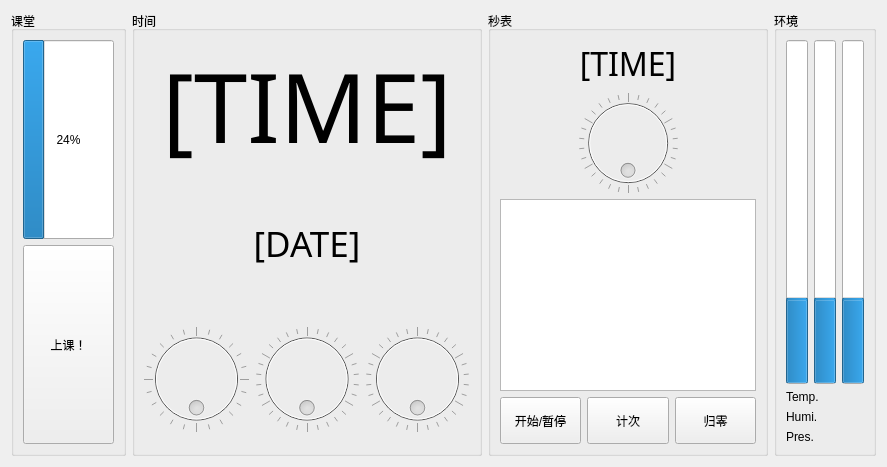
Above: mainWindow.ui from aaaaPotato/TheWonderfulClock before the change. Below: the same form after it.
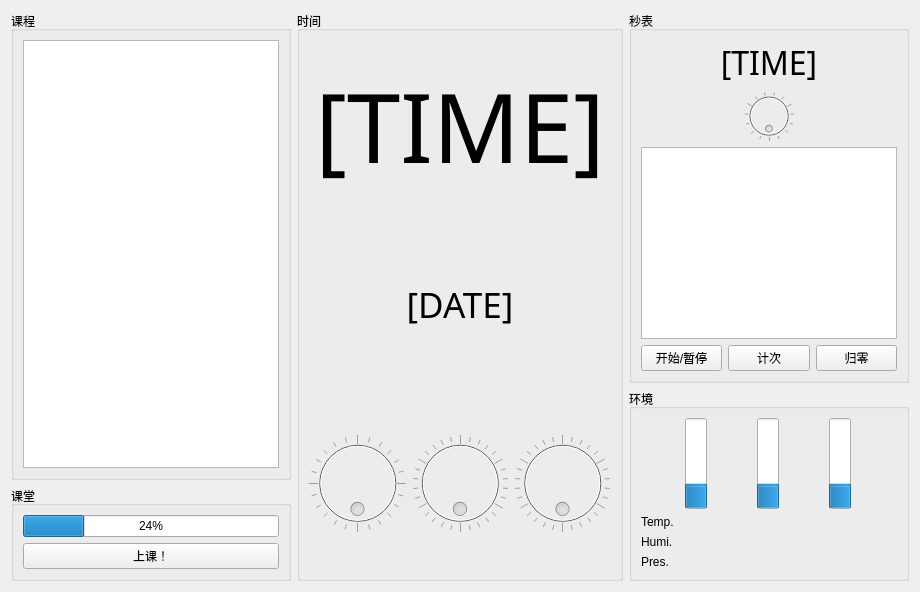
That is the form after the change.

Commit message: 改布局4

Diff of the .ui file:
```diff
--- a/mainWindow.ui
+++ b/mainWindow.ui
@@ -9,8 +9,8 @@
    <rect>
     <x>0</x>
     <y>0</y>
-    <width>887</width>
-    <height>467</height>
+    <width>920</width>
+    <height>582</height>
    </rect>
   </property>
   <property name="sizePolicy">
@@ -27,9 +27,55 @@
   </property>
   <layout class="QHBoxLayout" name="horizontalLayout_3">
    <item>
+    <layout class="QVBoxLayout" name="verticalLayout_6">
+     <item>
+      <widget class="QGroupBox" name="classesGB">
+       <property name="sizePolicy">
+        <sizepolicy hsizetype="Preferred" vsizetype="Minimum">
+         <horstretch>0</horstretch>
+         <verstretch>0</verstretch>
+        </sizepolicy>
+       </property>
+       <property name="title">
+        <string>课程</string>
+       </property>
+       <layout class="QVBoxLayout" name="verticalLayout_5">
+        <item>
+         <widget class="QTextBrowser" name="classesBrowser">
+          <property name="sizePolicy">
+           <sizepolicy hsizetype="Minimum" vsizetype="Expanding">
+            <horstretch>0</horstretch>
+            <verstretch>0</verstretch>
+           </sizepolicy>
+          </property>
+          <property name="font">
+           <font>
+            <family>等线</family>
+            <pointsize>36</pointsize>
+           </font>
+          </property>
+          <property name="markdown">
+           <string notr="true"/>
+          </property>
+          <property name="html">
+           <string>&lt;!DOCTYPE HTML PUBLIC &quot;-//W3C//DTD HTML 4.0//EN&quot; &quot;http://www.w3.org/TR/REC-html40/strict.dtd&quot;&gt;
+&lt;html&gt;&lt;head&gt;&lt;meta name=&quot;qrichtext&quot; content=&quot;1&quot; /&gt;&lt;meta charset=&quot;utf-8&quot; /&gt;&lt;style type=&quot;text/css&quot;&gt;
+p, li { white-space: pre-wrap; }
+hr { height: 1px; border-width: 0; }
+li.unchecked::marker { content: &quot;\2610&quot;; }
+li.checked::marker { content: &quot;\2612&quot;; }
+&lt;/style&gt;&lt;/head&gt;&lt;body style=&quot; font-family:'等线'; font-size:36pt; font-weight:400; font-style:normal;&quot;&gt;
+&lt;p style=&quot;-qt-paragraph-type:empty; margin-top:24px; margin-bottom:24px; margin-left:0px; margin-right:0px; -qt-block-indent:0; text-indent:0px;&quot;&gt;&lt;br /&gt;&lt;/p&gt;&lt;/body&gt;&lt;/html&gt;</string>
+          </property>
+         </widget>
+        </item>
+       </layout>
+      </widget>
+     </item>
+     <item>
     <widget class="QGroupBox" name="classGB">
      <property name="sizePolicy">
-      <sizepolicy hsizetype="Minimum" vsizetype="Preferred">
+        <sizepolicy hsizetype="Preferred" vsizetype="Maximum">
        <horstretch>0</horstretch>
        <verstretch>0</verstretch>
       </sizepolicy>
@@ -85,6 +131,8 @@
      </layout>
     </widget>
    </item>
+    </layout>
+   </item>
    <item>
     <widget class="QGroupBox" name="timeGB">
      <property name="sizePolicy">
@@ -215,6 +263,8 @@
     </widget>
    </item>
    <item>
+    <layout class="QVBoxLayout" name="verticalLayout_7">
+     <item>
     <widget class="QGroupBox" name="stopwatchGB">
      <property name="sizePolicy">
       <sizepolicy hsizetype="Minimum" vsizetype="Preferred">
@@ -413,6 +463,8 @@
       </item>
      </layout>
     </widget>
+     </item>
+    </layout>
    </item>
   </layout>
  </widget>
```
Lines whose indentation alone changed are shown as unchanged. The commit also changes 3 other files.
